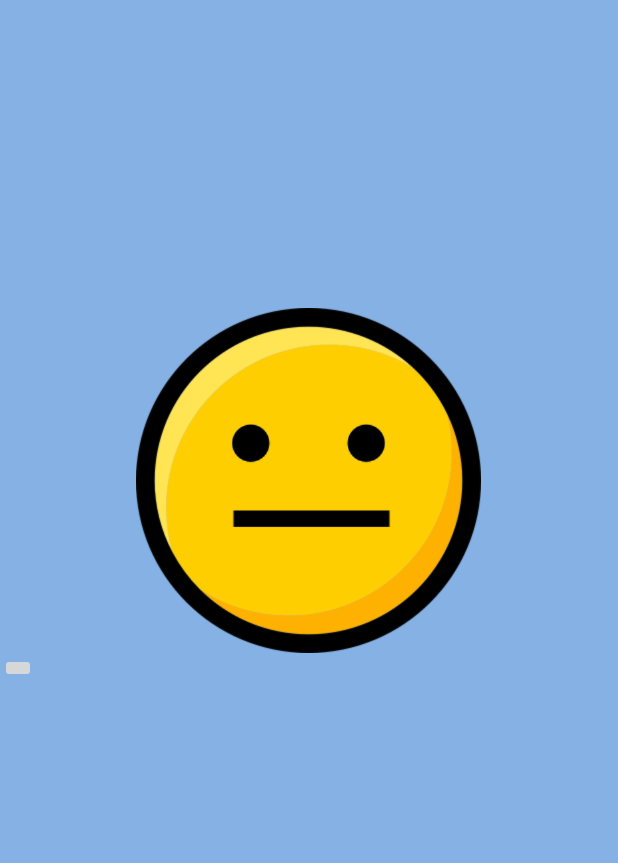
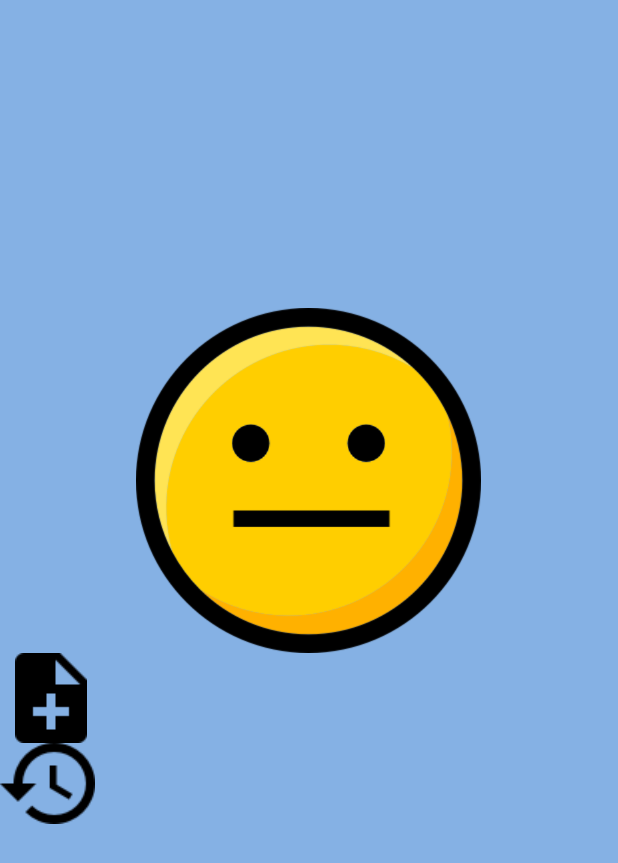
Before and after one commit to Velliane/MoodTracker, an Android app: the screen it shows after launch (MainActivity), on a phone screen of 412 x 824 dp. Shown: the top 863 px of the screen. Run offline under Robolectric (Android 15) with nearby library versions, the light colour scheme and no system bars.

Commit message:
Adding ImageButton for comments and history

```diff
--- a/app/src/main/java/com/menard/moodtracker/MainActivity.java
+++ b/app/src/main/java/com/menard/moodtracker/MainActivity.java
@@ -3,8 +3,10 @@ package com.menard.moodtracker;
 import android.support.v7.app.AppCompatActivity;
 import android.os.Bundle;
 import android.view.Window;
+import android.widget.LinearLayout;
 
 public class MainActivity extends AppCompatActivity {
+
 
 
     @Override
--- a/app/src/main/res/layout/activity_main.xml
+++ b/app/src/main/res/layout/activity_main.xml
@@ -5,9 +5,11 @@
     android:layout_height="match_parent"
     android:orientation="vertical"
     android:background="@color/cornflower_blue_65"
+    android:id="@+id/activity_main_layout"
     tools:context=".MainActivity">
 
     <ImageView
+        android:id="@+id/activity_main_img_view"
         android:layout_width="230dp"
         android:layout_height="230dp"
         android:layout_marginTop="205dp"
@@ -16,9 +18,19 @@
         />
 
     <ImageButton
+        android:id="@+id/activity_main_comments_btn"
         android:layout_width="wrap_content"
         android:layout_height="wrap_content"
+        android:paddingStart="10dp"
+        android:background="@null"
+        android:src="@drawable/ic_note_add_black"
+        />
 
+    <ImageButton
+        android:layout_width="wrap_content"
+        android:layout_height="wrap_content"
+        android:src="@drawable/ic_history_black"
+        android:background="@null"
         />
 
 </LinearLayout>
```
